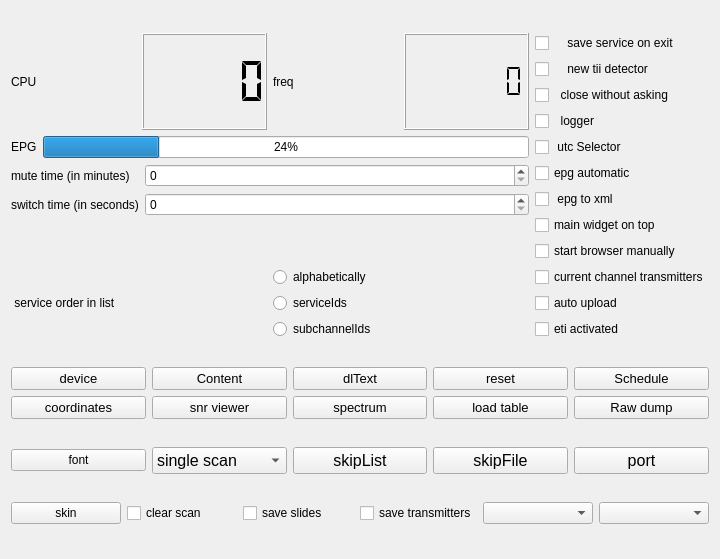
The window that qt-dab-s6/forms-v6/config-helper.ui (JvanKatwijk/qt-dab) describes before a commit, drawn with Qt 5.
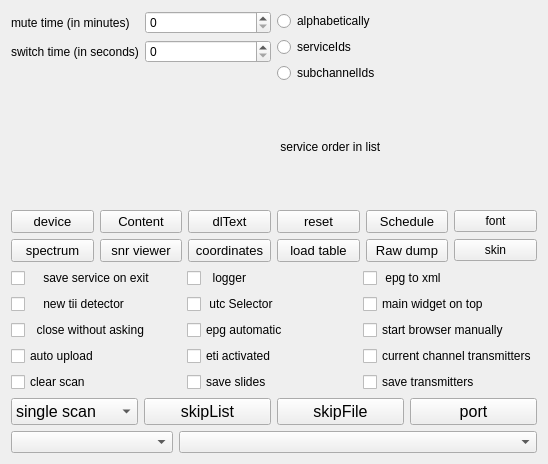
The same window after the commit. Custom widgets are drawn as their Qt base class.

The edit to the form file:
```diff
--- a/qt-dab-s6/forms-v6/config-helper.ui
+++ b/qt-dab-s6/forms-v6/config-helper.ui
@@ -6,8 +6,8 @@
    <rect>
     <x>0</x>
     <y>0</y>
-    <width>720</width>
-    <height>559</height>
+    <width>548</width>
+    <height>464</height>
    </rect>
   </property>
   <property name="windowTitle">
@@ -16,265 +16,81 @@
   <property name="toolTip">
    <string>&lt;html&gt;&lt;head/&gt;&lt;body&gt;&lt;p&gt;Configuration and control widget.&lt;/p&gt;&lt;/body&gt;&lt;/html&gt;</string>
   </property>
-  <layout class="QVBoxLayout" name="verticalLayout_4">
+  <layout class="QVBoxLayout" name="verticalLayout_3">
    <item>
-    <layout class="QHBoxLayout" name="horizontalLayout_5">
+    <layout class="QHBoxLayout" name="horizontalLayout">
      <item>
-      <layout class="QVBoxLayout" name="verticalLayout_3">
-       <item>
-        <layout class="QHBoxLayout" name="horizontalLayout_3">
-         <item>
-          <widget class="QLabel" name="label_7">
-           <property name="text">
-            <string>CPU</string>
-           </property>
-          </widget>
-         </item>
-         <item>
-          <widget class="QLCDNumber" name="cpuMonitor">
-           <property name="segmentStyle">
-            <enum>QLCDNumber::Flat</enum>
-           </property>
-          </widget>
-         </item>
-         <item>
-          <widget class="QLabel" name="label_4">
-           <property name="text">
-            <string>freq</string>
-           </property>
-          </widget>
-         </item>
-         <item>
-          <widget class="QLCDNumber" name="frequencyDisplay">
-           <property name="toolTip">
-            <string>&lt;html&gt;&lt;head/&gt;&lt;body&gt;&lt;p&gt;Current frequency (in MHz)&lt;/p&gt;&lt;/body&gt;&lt;/html&gt;</string>
-           </property>
-           <property name="digitCount">
-            <number>7</number>
-           </property>
-           <property name="segmentStyle">
-            <enum>QLCDNumber::Flat</enum>
-           </property>
-          </widget>
-         </item>
-        </layout>
+      <layout class="QFormLayout" name="formLayout">
+       <item row="0" column="0">
+        <widget class="QLabel" name="label">
+         <property name="text">
+          <string>mute time (in minutes)</string>
+         </property>
+        </widget>
        </item>
-       <item>
-        <layout class="QHBoxLayout" name="horizontalLayout_6">
-         <item>
-          <widget class="QLabel" name="EPGLabel">
-           <property name="text">
-            <string>EPG</string>
-           </property>
-          </widget>
-         </item>
-         <item>
-          <widget class="QProgressBar" name="ficError_display">
-           <property name="toolTip">
-            <string>&lt;html&gt;&lt;head/&gt;&lt;body&gt;&lt;p&gt;quality indicator for FIC processing. FIC data defined kind of directory structure for the data in the MSC. Usually, if FIC is not 100% decoding is not possible.&lt;/p&gt;&lt;/body&gt;&lt;/html&gt;</string>
-           </property>
-           <property name="value">
-            <number>24</number>
-           </property>
-          </widget>
-         </item>
-        </layout>
+       <item row="0" column="1">
+        <widget class="smallSpinBox" name="muteTimeSetting">
+         <property name="toolTip">
+          <string>Set here the mute time in minutes</string>
+         </property>
+        </widget>
        </item>
-       <item>
-        <layout class="QFormLayout" name="formLayout">
-         <item row="0" column="1">
-          <widget class="smallSpinBox" name="muteTimeSetting">
-           <property name="toolTip">
-            <string>Set here the mute time in minutes</string>
-           </property>
-          </widget>
-         </item>
-         <item row="1" column="0">
-          <widget class="QLabel" name="label_2">
-           <property name="text">
-            <string>switch time (in seconds)</string>
-           </property>
-          </widget>
-         </item>
-         <item row="1" column="1">
-          <widget class="smallSpinBox" name="switchDelaySetting">
-           <property name="toolTip">
-            <string>Set here the delay, when searching for data in a channel, in seconds</string>
-           </property>
-          </widget>
-         </item>
-         <item row="0" column="0">
-          <widget class="QLabel" name="label">
-           <property name="text">
-            <string>mute time (in minutes)</string>
-           </property>
-          </widget>
-         </item>
-        </layout>
+       <item row="1" column="0">
+        <widget class="QLabel" name="label_2">
+         <property name="text">
+          <string>switch time (in seconds)</string>
+         </property>
+        </widget>
        </item>
-       <item>
-        <layout class="QHBoxLayout" name="horizontalLayout">
-         <item>
-          <widget class="QLabel" name="label_3">
-           <property name="text">
-            <string> service order in list</string>
-           </property>
-          </widget>
-         </item>
-         <item>
-          <layout class="QVBoxLayout" name="verticalLayout">
-           <item>
-            <widget class="QRadioButton" name="orderAlfabetical">
-             <property name="text">
-              <string>alphabetically</string>
-             </property>
-             <attribute name="buttonGroup">
-              <string notr="true">buttonGroup</string>
-             </attribute>
-            </widget>
-           </item>
-           <item>
-            <widget class="QRadioButton" name="orderServiceIds">
-             <property name="text">
-              <string>serviceIds</string>
-             </property>
-             <attribute name="buttonGroup">
-              <string notr="true">buttonGroup</string>
-             </attribute>
-            </widget>
-           </item>
-           <item>
-            <widget class="QRadioButton" name="ordersubChannelIds">
-             <property name="text">
-              <string>subchannelIds</string>
-             </property>
-             <attribute name="buttonGroup">
-              <string notr="true">buttonGroup</string>
-             </attribute>
-            </widget>
-           </item>
-          </layout>
-         </item>
-        </layout>
+       <item row="1" column="1">
+        <widget class="smallSpinBox" name="switchDelaySetting">
+         <property name="toolTip">
+          <string>Set here the delay, when searching for data in a channel, in seconds</string>
+         </property>
+        </widget>
        </item>
       </layout>
      </item>
      <item>
       <layout class="QVBoxLayout" name="verticalLayout_2">
        <item>
-        <widget class="QCheckBox" name="saveServiceSelector">
-         <property name="toolTip">
-          <string>&lt;html&gt;&lt;head/&gt;&lt;body&gt;&lt;p&gt;The &amp;quot;save service on exit&amp;quot;  selector instructs the software -when set - to save the channel:service combination (audio services only) and on program restart automatically switch to the  channel and start the service.&lt;/p&gt;&lt;p&gt;Note that is the service cannot be found, a warning will be shown.&lt;/p&gt;&lt;/body&gt;&lt;/html&gt;</string>
-         </property>
-         <property name="text">
-          <string>    save service on exit</string>
-         </property>
-        </widget>
+        <layout class="QVBoxLayout" name="verticalLayout">
+         <item>
+          <widget class="QRadioButton" name="orderAlfabetical">
+           <property name="text">
+            <string>alphabetically</string>
+           </property>
+           <attribute name="buttonGroup">
+            <string notr="true">buttonGroup</string>
+           </attribute>
+          </widget>
+         </item>
+         <item>
+          <widget class="QRadioButton" name="orderServiceIds">
+           <property name="text">
+            <string>serviceIds</string>
+           </property>
+           <attribute name="buttonGroup">
+            <string notr="true">buttonGroup</string>
+           </attribute>
+          </widget>
+         </item>
+         <item>
+          <widget class="QRadioButton" name="ordersubChannelIds">
+           <property name="text">
+            <string>subchannelIds</string>
+           </property>
+           <attribute name="buttonGroup">
+            <string notr="true">buttonGroup</string>
+           </attribute>
+          </widget>
+         </item>
+        </layout>
        </item>
        <item>
-        <widget class="QCheckBox" name="tii_detectorMode">
-         <property name="toolTip">
-          <string>&lt;html&gt;&lt;head/&gt;&lt;body&gt;&lt;p&gt;a second implementation of the tii decoder can be selected here. The decoder &amp;quot;sees&amp;quot; more tii data, but also more erroneous data.&lt;/p&gt;&lt;/body&gt;&lt;/html&gt;</string>
-         </property>
+        <widget class="QLabel" name="label_3">
          <property name="text">
-          <string>    new tii detector</string>
-         </property>
-        </widget>
-       </item>
-       <item>
-        <widget class="QCheckBox" name="closeDirect">
-         <property name="toolTip">
-          <string>&lt;html&gt;&lt;head/&gt;&lt;body&gt;&lt;p&gt;If you are bored with the explicit request to stop, touch this one, and stopping is direct&lt;/p&gt;&lt;/body&gt;&lt;/html&gt;</string>
-         </property>
-         <property name="text">
-          <string>  close without asking</string>
-         </property>
-        </widget>
-       </item>
-       <item>
-        <widget class="QCheckBox" name="loggerButton">
-         <property name="toolTip">
-          <string>&lt;html&gt;&lt;head/&gt;&lt;body&gt;&lt;p&gt;Sometime one wants to see what was done, the logger just dumps some data into a file, showing the selections made.&lt;/p&gt;&lt;/body&gt;&lt;/html&gt;</string>
-         </property>
-         <property name="text">
-          <string>  logger</string>
-         </property>
-        </widget>
-       </item>
-       <item>
-        <widget class="QCheckBox" name="utcSelector">
-         <property name="toolTip">
-          <string>&lt;html&gt;&lt;head/&gt;&lt;body&gt;&lt;p&gt;If you want to see UTC in the logs select this one.&lt;/p&gt;&lt;/body&gt;&lt;/html&gt;</string>
-         </property>
-         <property name="text">
-          <string> utc Selector</string>
-         </property>
-        </widget>
-       </item>
-       <item>
-        <widget class="QCheckBox" name="epgSelector">
-         <property name="toolTip">
-          <string>&lt;html&gt;&lt;head/&gt;&lt;body&gt;&lt;p&gt;When set, the software is instructed to start an EPG handler when an EPG sevice is detected on starting an ensemble.&lt;/p&gt;&lt;/body&gt;&lt;/html&gt;</string>
-         </property>
-         <property name="text">
-          <string>epg automatic</string>
-         </property>
-        </widget>
-       </item>
-       <item>
-        <widget class="QCheckBox" name="epg2xmlSelector">
-         <property name="toolTip">
-          <string>&lt;html&gt;&lt;head/&gt;&lt;body&gt;&lt;p&gt;The EPG detector has two components, one collecting data to present as &amp;quot;time table&amp;quot; for today,&lt;/p&gt;&lt;p&gt;the other one - using a library written by Julian Cable from the BBC - to generate textual xml.&lt;/p&gt;&lt;p&gt;If selected, the xml will be generated. Note howevet that we encountered at least one example&lt;/p&gt;&lt;p&gt;where the library generating the textual xml causes a crash.&lt;/p&gt;&lt;/body&gt;&lt;/html&gt;</string>
-         </property>
-         <property name="text">
-          <string> epg to xml</string>
-         </property>
-        </widget>
-       </item>
-       <item>
-        <widget class="QCheckBox" name="onTop">
-         <property name="toolTip">
-          <string>&lt;html&gt;&lt;head/&gt;&lt;body&gt;&lt;p&gt;Set in the configuration whether or not the main widget should ALWAYS be op top. Note that setting will be applied the next time the program will start.&lt;/p&gt;&lt;/body&gt;&lt;/html&gt;</string>
-         </property>
-         <property name="text">
-          <string>main widget on top</string>
-         </property>
-        </widget>
-       </item>
-       <item>
-        <widget class="QCheckBox" name="autoBrowser">
-         <property name="toolTip">
-          <string>&lt;html&gt;&lt;head/&gt;&lt;body&gt;&lt;p&gt;Set in the configuration that on starting the http service a browser will have to be started manually. Default is browser starts automatically. Effective immediately&lt;/p&gt;&lt;p&gt;&lt;br/&gt;&lt;/p&gt;&lt;/body&gt;&lt;/html&gt;</string>
-         </property>
-         <property name="text">
-          <string>start browser manually</string>
-         </property>
-        </widget>
-       </item>
-       <item>
-        <widget class="QCheckBox" name="transmitterTags">
-         <property name="toolTip">
-          <string>&lt;html&gt;&lt;head/&gt;&lt;body&gt;&lt;p&gt;Set in the configuration that - rather than showing all transmitters on a map - only the transmitters that are seen for the currrent channel are made visible.&lt;/p&gt;&lt;/body&gt;&lt;/html&gt;</string>
-         </property>
-         <property name="text">
-          <string>current channel transmitters</string>
-         </property>
-        </widget>
-       </item>
-       <item>
-        <widget class="QCheckBox" name="autoUpload_Selector">
-         <property name="text">
-          <string>auto upload</string>
-         </property>
-        </widget>
-       </item>
-       <item>
-        <widget class="QCheckBox" name="eti_activeSelector">
-         <property name="toolTip">
-          <string>&lt;html&gt;&lt;head/&gt;&lt;body&gt;&lt;p&gt;eti files can be generated by Qt-DAB-5.x. Since generating an eti file from an ensemble seems incompatible with scanning, the scan button is replaced by an &amp;quot;eti&amp;quot; button when eti is activated.&lt;/p&gt;&lt;p&gt;Note that building up an eti file requires quite some resources.&lt;/p&gt;&lt;p&gt;If eti is activated, the scanButton is replaced by the etiButton. Touching that button shows a fileselection menu, after selecting a file the content of the ensemble is sent in eti format to the file. The eti session stops when (a) the eti button is touched again, (b) switching to another channel or (c) disabling eti by unchecking the checkbox.&lt;/p&gt;&lt;p&gt;&lt;br/&gt;&lt;/p&gt;&lt;/body&gt;&lt;/html&gt;</string>
-         </property>
-         <property name="text">
-          <string>eti activated</string>
+          <string> service order in list</string>
          </property>
         </widget>
        </item>
@@ -284,6 +100,28 @@
    </item>
    <item>
     <layout class="QGridLayout" name="gridLayout">
+     <item row="0" column="0">
+      <widget class="smallPushButton" name="devicewidgetButton">
+       <property name="sizePolicy">
+        <sizepolicy hsizetype="Preferred" vsizetype="Fixed">
+         <horstretch>0</horstretch>
+         <verstretch>0</verstretch>
+        </sizepolicy>
+       </property>
+       <property name="font">
+        <font>
+         <family>Cantarell</family>
+         <pointsize>10</pointsize>
+        </font>
+       </property>
+       <property name="toolTip">
+        <string>&lt;html&gt;&lt;head/&gt;&lt;body&gt;&lt;p&gt;show or hide the widget for controlling the device.&lt;/p&gt;&lt;/body&gt;&lt;/html&gt;</string>
+       </property>
+       <property name="text">
+        <string>device</string>
+       </property>
+      </widget>
+     </item>
      <item row="0" column="1">
       <widget class="smallPushButton" name="contentButton">
        <property name="sizePolicy">
@@ -305,98 +143,6 @@
        </property>
       </widget>
      </item>
-     <item row="1" column="2">
-      <widget class="smallPushButton" name="show_spectrumButton">
-       <property name="sizePolicy">
-        <sizepolicy hsizetype="Preferred" vsizetype="Fixed">
-         <horstretch>0</horstretch>
-         <verstretch>0</verstretch>
-        </sizepolicy>
-       </property>
-       <property name="font">
-        <font>
-         <family>Cantarell</family>
-         <pointsize>10</pointsize>
-        </font>
-       </property>
-       <property name="toolTip">
-        <string>&lt;html&gt;&lt;head/&gt;&lt;body&gt;&lt;p&gt;The spectrum and the constellation of the DAB signal is shown when pressing this button. &lt;br /&gt;&lt;br /&gt;Pressing it again will cause the spectrum and constellation to be invisible.&lt;/p&gt;&lt;/body&gt;&lt;/html&gt;</string>
-       </property>
-       <property name="text">
-        <string>spectrum</string>
-       </property>
-      </widget>
-     </item>
-     <item row="1" column="0">
-      <widget class="smallPushButton" name="set_coordinatesButton">
-       <property name="sizePolicy">
-        <sizepolicy hsizetype="Preferred" vsizetype="Fixed">
-         <horstretch>0</horstretch>
-         <verstretch>0</verstretch>
-        </sizepolicy>
-       </property>
-       <property name="font">
-        <font>
-         <family>Cantarell</family>
-         <pointsize>10</pointsize>
-        </font>
-       </property>
-       <property name="toolTip">
-        <string>&lt;html&gt;&lt;head /&gt;&lt;body&gt;&lt;p&gt;
-Touching this button will show (or hide) the resulting correlation of the first&lt;br /&gt;
- datablock of the DAB ensemble with the values as they should be. &lt;br /&gt;&lt;br /&gt;
-The &quot;peaks&quot; (if any) show the samples where the correlation is strongest. &lt;br /&gt;
-More than one peak shows more than one transmitter within
-the reach &lt;br /&gt;of this receiver.&lt;/p&gt;&lt;/body&gt;&lt;/html&gt;</string>
-       </property>
-       <property name="text">
-        <string>coordinates</string>
-       </property>
-      </widget>
-     </item>
-     <item row="1" column="4">
-      <widget class="smallPushButton" name="dumpButton">
-       <property name="sizePolicy">
-        <sizepolicy hsizetype="Preferred" vsizetype="Fixed">
-         <horstretch>0</horstretch>
-         <verstretch>0</verstretch>
-        </sizepolicy>
-       </property>
-       <property name="font">
-        <font>
-         <pointsize>10</pointsize>
-        </font>
-       </property>
-       <property name="toolTip">
-        <string>&lt;html&gt;&lt;head/&gt;&lt;body&gt;&lt;p&gt;Push this button to save the raw input. Pushing will cause a menu to appear where a filename can be selected. Please note the big filesizes!&lt;/p&gt;&lt;p&gt;Push again to stop recording. You can reload it by using the file input (*.sdr) option. &lt;/p&gt;&lt;/body&gt;&lt;/html&gt;</string>
-       </property>
-       <property name="text">
-        <string>Raw dump</string>
-       </property>
-      </widget>
-     </item>
-     <item row="1" column="1">
-      <widget class="smallPushButton" name="snrButton">
-       <property name="sizePolicy">
-        <sizepolicy hsizetype="Preferred" vsizetype="Fixed">
-         <horstretch>0</horstretch>
-         <verstretch>0</verstretch>
-        </sizepolicy>
-       </property>
-       <property name="font">
-        <font>
-         <family>Cantarell</family>
-         <pointsize>10</pointsize>
-        </font>
-       </property>
-       <property name="toolTip">
-        <string>&lt;html&gt;&lt;head/&gt;&lt;body&gt;&lt;p&gt;The snrViewer button controls a widget that - when enabled - will show the development of SNR over time. Parameters of the screen, height (the Y-axis) and the number of measurements (X-axis) can be set in the configuration widget.&lt;/p&gt;&lt;/body&gt;&lt;/html&gt;</string>
-       </property>
-       <property name="text">
-        <string>snr viewer</string>
-       </property>
-      </widget>
-     </item>
      <item row="0" column="2">
       <widget class="smallPushButton" name="dlTextButton">
        <property name="font">
@@ -455,8 +201,15 @@
        </property>
       </widget>
      </item>
-     <item row="0" column="0">
-      <widget class="smallPushButton" name="devicewidgetButton">
+     <item row="0" column="5">
+      <widget class="smallPushButton" name="fontButton">
+       <property name="text">
+        <string>font</string>
+       </property>
+      </widget>
+     </item>
+     <item row="1" column="0">
+      <widget class="smallPushButton" name="show_spectrumButton">
        <property name="sizePolicy">
         <sizepolicy hsizetype="Preferred" vsizetype="Fixed">
          <horstretch>0</horstretch>
@@ -470,10 +223,59 @@
         </font>
        </property>
        <property name="toolTip">
-        <string>&lt;html&gt;&lt;head/&gt;&lt;body&gt;&lt;p&gt;show or hide the widget for controlling the device.&lt;/p&gt;&lt;/body&gt;&lt;/html&gt;</string>
+        <string>&lt;html&gt;&lt;head/&gt;&lt;body&gt;&lt;p&gt;The spectrum and the constellation of the DAB signal is shown when pressing this button. &lt;br /&gt;&lt;br /&gt;Pressing it again will cause the spectrum and constellation to be invisible.&lt;/p&gt;&lt;/body&gt;&lt;/html&gt;</string>
        </property>
        <property name="text">
-        <string>device</string>
+        <string>spectrum</string>
+       </property>
+      </widget>
+     </item>
+     <item row="1" column="1">
+      <widget class="smallPushButton" name="snrButton">
+       <property name="sizePolicy">
+        <sizepolicy hsizetype="Preferred" vsizetype="Fixed">
+         <horstretch>0</horstretch>
+         <verstretch>0</verstretch>
+        </sizepolicy>
+       </property>
+       <property name="font">
+        <font>
+         <family>Cantarell</family>
+         <pointsize>10</pointsize>
+        </font>
+       </property>
+       <property name="toolTip">
+        <string>&lt;html&gt;&lt;head/&gt;&lt;body&gt;&lt;p&gt;The snrViewer button controls a widget that - when enabled - will show the development of SNR over time. Parameters of the screen, height (the Y-axis) and the number of measurements (X-axis) can be set in the configuration widget.&lt;/p&gt;&lt;/body&gt;&lt;/html&gt;</string>
+       </property>
+       <property name="text">
+        <string>snr viewer</string>
+       </property>
+      </widget>
+     </item>
+     <item row="1" column="2">
+      <widget class="smallPushButton" name="set_coordinatesButton">
+       <property name="sizePolicy">
+        <sizepolicy hsizetype="Preferred" vsizetype="Fixed">
+         <horstretch>0</horstretch>
+         <verstretch>0</verstretch>
+        </sizepolicy>
+       </property>
+       <property name="font">
+        <font>
+         <family>Cantarell</family>
+         <pointsize>10</pointsize>
+        </font>
+       </property>
+       <property name="toolTip">
+        <string>&lt;html&gt;&lt;head /&gt;&lt;body&gt;&lt;p&gt;
+Touching this button will show (or hide) the resulting correlation of the first&lt;br /&gt;
+ datablock of the DAB ensemble with the values as they should be. &lt;br /&gt;&lt;br /&gt;
+The &quot;peaks&quot; (if any) show the samples where the correlation is strongest. &lt;br /&gt;
+More than one peak shows more than one transmitter within
+the reach &lt;br /&gt;of this receiver.&lt;/p&gt;&lt;/body&gt;&lt;/html&gt;</string>
+       </property>
+       <property name="text">
+        <string>coordinates</string>
        </property>
       </widget>
      </item>
@@ -492,17 +294,186 @@
        </property>
       </widget>
      </item>
+     <item row="1" column="4">
+      <widget class="smallPushButton" name="dumpButton">
+       <property name="sizePolicy">
+        <sizepolicy hsizetype="Preferred" vsizetype="Fixed">
+         <horstretch>0</horstretch>
+         <verstretch>0</verstretch>
+        </sizepolicy>
+       </property>
+       <property name="font">
+        <font>
+         <pointsize>10</pointsize>
+        </font>
+       </property>
+       <property name="toolTip">
+        <string>&lt;html&gt;&lt;head/&gt;&lt;body&gt;&lt;p&gt;Push this button to save the raw input. Pushing will cause a menu to appear where a filename can be selected. Please note the big filesizes!&lt;/p&gt;&lt;p&gt;Push again to stop recording. You can reload it by using the file input (*.sdr) option. &lt;/p&gt;&lt;/body&gt;&lt;/html&gt;</string>
+       </property>
+       <property name="text">
+        <string>Raw dump</string>
+       </property>
+      </widget>
+     </item>
+     <item row="1" column="5">
+      <widget class="smallPushButton" name="skinButton">
+       <property name="text">
+        <string>skin</string>
+       </property>
+      </widget>
+     </item>
     </layout>
    </item>
    <item>
-    <layout class="QHBoxLayout" name="horizontalLayout_4">
-     <item>
-      <widget class="QPushButton" name="fontSelectButton">
+    <layout class="QGridLayout" name="gridLayout_2">
+     <item row="0" column="0">
+      <widget class="QCheckBox" name="saveServiceSelector">
+       <property name="toolTip">
+        <string>&lt;html&gt;&lt;head/&gt;&lt;body&gt;&lt;p&gt;The &amp;quot;save service on exit&amp;quot;  selector instructs the software -when set - to save the channel:service combination (audio services only) and on program restart automatically switch to the  channel and start the service.&lt;/p&gt;&lt;p&gt;Note that is the service cannot be found, a warning will be shown.&lt;/p&gt;&lt;/body&gt;&lt;/html&gt;</string>
+       </property>
        <property name="text">
-        <string>font</string>
+        <string>    save service on exit</string>
        </property>
       </widget>
      </item>
+     <item row="0" column="1">
+      <widget class="QCheckBox" name="loggerButton">
+       <property name="toolTip">
+        <string>&lt;html&gt;&lt;head/&gt;&lt;body&gt;&lt;p&gt;Sometime one wants to see what was done, the logger just dumps some data into a file, showing the selections made.&lt;/p&gt;&lt;/body&gt;&lt;/html&gt;</string>
+       </property>
+       <property name="text">
+        <string>  logger</string>
+       </property>
+      </widget>
+     </item>
+     <item row="0" column="2">
+      <widget class="QCheckBox" name="epg2xmlSelector">
+       <property name="toolTip">
+        <string>&lt;html&gt;&lt;head/&gt;&lt;body&gt;&lt;p&gt;The EPG detector has two components, one collecting data to present as &amp;quot;time table&amp;quot; for today,&lt;/p&gt;&lt;p&gt;the other one - using a library written by Julian Cable from the BBC - to generate textual xml.&lt;/p&gt;&lt;p&gt;If selected, the xml will be generated. Note howevet that we encountered at least one example&lt;/p&gt;&lt;p&gt;where the library generating the textual xml causes a crash.&lt;/p&gt;&lt;/body&gt;&lt;/html&gt;</string>
+       </property>
+       <property name="text">
+        <string> epg to xml</string>
+       </property>
+      </widget>
+     </item>
+     <item row="1" column="0">
+      <widget class="QCheckBox" name="tii_detectorMode">
+       <property name="toolTip">
+        <string>&lt;html&gt;&lt;head/&gt;&lt;body&gt;&lt;p&gt;a second implementation of the tii decoder can be selected here. The decoder &amp;quot;sees&amp;quot; more tii data, but also more erroneous data.&lt;/p&gt;&lt;/body&gt;&lt;/html&gt;</string>
+       </property>
+       <property name="text">
+        <string>    new tii detector</string>
+       </property>
+      </widget>
+     </item>
+     <item row="1" column="1">
+      <widget class="QCheckBox" name="utcSelector">
+       <property name="toolTip">
+        <string>&lt;html&gt;&lt;head/&gt;&lt;body&gt;&lt;p&gt;If you want to see UTC in the logs select this one.&lt;/p&gt;&lt;/body&gt;&lt;/html&gt;</string>
+       </property>
+       <property name="text">
+        <string> utc Selector</string>
+       </property>
+      </widget>
+     </item>
+     <item row="1" column="2">
+      <widget class="QCheckBox" name="onTop">
+       <property name="toolTip">
+        <string>&lt;html&gt;&lt;head/&gt;&lt;body&gt;&lt;p&gt;Set in the configuration whether or not the main widget should ALWAYS be op top. Note that setting will be applied the next time the program will start.&lt;/p&gt;&lt;/body&gt;&lt;/html&gt;</string>
+       </property>
+       <property name="text">
+        <string>main widget on top</string>
+       </property>
+      </widget>
+     </item>
+     <item row="2" column="0">
+      <widget class="QCheckBox" name="closeDirect">
+       <property name="toolTip">
+        <string>&lt;html&gt;&lt;head/&gt;&lt;body&gt;&lt;p&gt;If you are bored with the explicit request to stop, touch this one, and stopping is direct&lt;/p&gt;&lt;/body&gt;&lt;/html&gt;</string>
+       </property>
+       <property name="text">
+        <string>  close without asking</string>
+       </property>
+      </widget>
+     </item>
+     <item row="2" column="1">
+      <widget class="QCheckBox" name="epgSelector">
+       <property name="toolTip">
+        <string>&lt;html&gt;&lt;head/&gt;&lt;body&gt;&lt;p&gt;When set, the software is instructed to start an EPG handler when an EPG sevice is detected on starting an ensemble.&lt;/p&gt;&lt;/body&gt;&lt;/html&gt;</string>
+       </property>
+       <property name="text">
+        <string>epg automatic</string>
+       </property>
+      </widget>
+     </item>
+     <item row="2" column="2">
+      <widget class="QCheckBox" name="autoBrowser">
+       <property name="toolTip">
+        <string>&lt;html&gt;&lt;head/&gt;&lt;body&gt;&lt;p&gt;Set in the configuration that on starting the http service a browser will have to be started manually. Default is browser starts automatically. Effective immediately&lt;/p&gt;&lt;p&gt;&lt;br/&gt;&lt;/p&gt;&lt;/body&gt;&lt;/html&gt;</string>
+       </property>
+       <property name="text">
+        <string>start browser manually</string>
+       </property>
+      </widget>
+     </item>
+     <item row="3" column="0">
+      <widget class="QCheckBox" name="autoUpload_Selector">
+       <property name="text">
+        <string>auto upload</string>
+       </property>
+      </widget>
+     </item>
+     <item row="3" column="1">
+      <widget class="QCheckBox" name="eti_activeSelector">
+       <property name="toolTip">
+        <string>&lt;html&gt;&lt;head/&gt;&lt;body&gt;&lt;p&gt;eti files can be generated by Qt-DAB-5.x. Since generating an eti file from an ensemble seems incompatible with scanning, the scan button is replaced by an &amp;quot;eti&amp;quot; button when eti is activated.&lt;/p&gt;&lt;p&gt;Note that building up an eti file requires quite some resources.&lt;/p&gt;&lt;p&gt;If eti is activated, the scanButton is replaced by the etiButton. Touching that button shows a fileselection menu, after selecting a file the content of the ensemble is sent in eti format to the file. The eti session stops when (a) the eti button is touched again, (b) switching to another channel or (c) disabling eti by unchecking the checkbox.&lt;/p&gt;&lt;p&gt;&lt;br/&gt;&lt;/p&gt;&lt;/body&gt;&lt;/html&gt;</string>
+       </property>
+       <property name="text">
+        <string>eti activated</string>
+       </property>
+      </widget>
+     </item>
+     <item row="3" column="2">
+      <widget class="QCheckBox" name="transmitterTags">
+       <property name="toolTip">
+        <string>&lt;html&gt;&lt;head/&gt;&lt;body&gt;&lt;p&gt;Set in the configuration that - rather than showing all transmitters on a map - only the transmitters that are seen for the currrent channel are made visible.&lt;/p&gt;&lt;/body&gt;&lt;/html&gt;</string>
+       </property>
+       <property name="text">
+        <string>current channel transmitters</string>
+       </property>
+      </widget>
+     </item>
+     <item row="4" column="0">
+      <widget class="QCheckBox" name="clearScan_Selector">
+       <property name="text">
+        <string>clear scan</string>
+       </property>
+      </widget>
+     </item>
+     <item row="4" column="1">
+      <widget class="QCheckBox" name="saveSlides">
+       <property name="toolTip">
+        <string>&lt;html&gt;&lt;head/&gt;&lt;body&gt;&lt;p&gt;If set, slides (pictures) appearing during transmissions are being saved&lt;/p&gt;&lt;/body&gt;&lt;/html&gt;</string>
+       </property>
+       <property name="text">
+        <string>save slides</string>
+       </property>
+      </widget>
+     </item>
+     <item row="4" column="2">
+      <widget class="QCheckBox" name="transmSelector">
+       <property name="toolTip">
+        <string>&lt;html&gt;&lt;head/&gt;&lt;body&gt;&lt;p&gt;When this is set, the transmitter descriptions visible on the map are also stored in a &amp;quot;.csv&amp;quot;  file,&lt;/p&gt;&lt;p&gt;On starting the httpHandler, a file selection menu will appear.&lt;/p&gt;&lt;/body&gt;&lt;/html&gt;</string>
+       </property>
+       <property name="text">
+        <string>save transmitters</string>
+       </property>
+      </widget>
+     </item>
+    </layout>
+   </item>
+   <item>
+    <layout class="QHBoxLayout" name="horizontalLayout_2">
      <item>
       <widget class="smallComboBox" name="scanmodeSelector">
        <property name="font">
@@ -575,41 +546,7 @@
     </layout>
    </item>
    <item>
-    <layout class="QHBoxLayout" name="horizontalLayout_2">
-     <item>
-      <widget class="smallPushButton" name="skinSelector">
-       <property name="text">
-        <string>skin</string>
-       </property>
-      </widget>
-     </item>
-     <item>
-      <widget class="QCheckBox" name="clearScan_Selector">
-       <property name="text">
-        <string>clear scan</string>
-       </property>
-      </widget>
-     </item>
-     <item>
-      <widget class="QCheckBox" name="saveSlides">
-       <property name="toolTip">
-        <string>&lt;html&gt;&lt;head/&gt;&lt;body&gt;&lt;p&gt;If set, slides (pictures) appearing during transmissions are being saved&lt;/p&gt;&lt;/body&gt;&lt;/html&gt;</string>
-       </property>
-       <property name="text">
-        <string>save slides</string>
-       </property>
-      </widget>
-     </item>
-     <item>
-      <widget class="QCheckBox" name="transmSelector">
-       <property name="toolTip">
-        <string>&lt;html&gt;&lt;head/&gt;&lt;body&gt;&lt;p&gt;When this is set, the transmitter descriptions visible on the map are also stored in a &amp;quot;.csv&amp;quot;  file,&lt;/p&gt;&lt;p&gt;On starting the httpHandler, a file selection menu will appear.&lt;/p&gt;&lt;/body&gt;&lt;/html&gt;</string>
-       </property>
-       <property name="text">
-        <string>save transmitters</string>
-       </property>
-      </widget>
-     </item>
+    <layout class="QHBoxLayout" name="horizontalLayout_3">
      <item>
       <widget class="smallComboBox" name="streamoutSelector">
        <property name="maximumSize">
```
